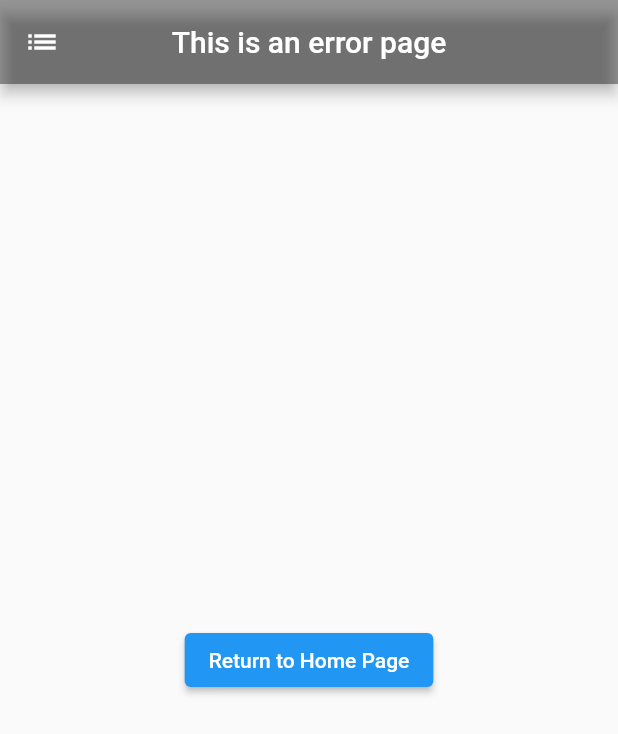
After one commit to gustavolramos/riverpod_user_list, a Flutter app: the ErrorPage screen opened directly, on a phone screen of 412 x 824 dp. The commit adds this screen. Shown: the top 734 px of the screen. Run offline on Flutter 3.47's test engine with Material 2 defaults, Android fonts, the phone set to English and light mode, and no system bars; our stand-ins replace flutter_riverpod, go_router.

Commit message:
Updated README and added an error_page widget

```diff
--- a/lib/providers.dart
+++ b/lib/providers.dart
@@ -1,5 +1,6 @@
 import 'package:flutter/material.dart';
 import 'package:flutter_riverpod/flutter_riverpod.dart';
+import 'package:riverpod_user_list/widgets/error_page.dart';
 import 'package:riverpod_user_list/widgets/user_list.dart';
 import 'package:riverpod_user_list/widgets/details_page.dart';
 import 'package:riverpod_user_list/services/user_services.dart';
@@ -13,7 +14,9 @@ final userListProvider = FutureProvider<List<User>>((ref) async {
   Future<List<User>> userList = userServices.fetchUserList();
   return userList;
 });
-final routeProvider = Provider<GoRouter>((ref) => GoRouter(routes: <RouteBase>[
+final routeProvider = Provider<GoRouter>((ref) => GoRouter(
+  errorBuilder: (context, state) => const ErrorPage(),
+  routes: <RouteBase>[
       GoRoute(
         path: '/',
         pageBuilder: (context, state) => const MaterialPage(child: HomePage()),
@@ -23,9 +26,9 @@ final routeProvider = Provider<GoRouter>((ref) => GoRouter(routes: <RouteBase>[
           pageBuilder: (context, state) {
             return const MaterialPage(child: UserList());
           },
-          routes: <RouteBase>[
+          routes: [
             GoRoute(
-                path: 'userlist/userId',
+                path: 'userlist/:userId',
                 pageBuilder: (context, state) {
                   final userId = state.pathParameters['userId'];
                   return MaterialPage(child: DetailsPage(userId: userId));
--- /dev/null
+++ b/lib/widgets/error_page.dart
@@ -0,0 +1,23 @@
+import 'package:flutter/material.dart';
+import 'package:go_router/go_router.dart';
+
+class ErrorPage extends StatelessWidget {
+  const ErrorPage({super.key});
+
+  @override
+  Widget build(BuildContext context) {
+    return Scaffold(
+      appBar: AppBar(
+        leading: const Icon(Icons.list),
+        title: const Text('This is an error page'),
+        centerTitle: true,
+        backgroundColor: Colors.black38,
+      ),
+      body: Center(
+        child: ElevatedButton(
+          onPressed: () => context.go('/'),
+          child: const Text('Return to Home Page')),
+      ),
+    );
+  }
+}
--- a/lib/widgets/list_tile.dart
+++ b/lib/widgets/list_tile.dart
@@ -25,7 +25,7 @@ class CustomListTile extends ConsumerWidget {
           trailing: Text(userID),
           subtitle: Text(subtitle),
           hoverColor: Colors.black12,
-          onTap: () => context.go('/userlist/$userID'),
+          onTap: () => context.go('userlist/$userID'),
         ),
       ),
     );
```
Also changed, not shown: lib/main.dart (line endings or trailing spaces), lib/widgets/details_page.dart (line endings or trailing spaces), 1 other file.
